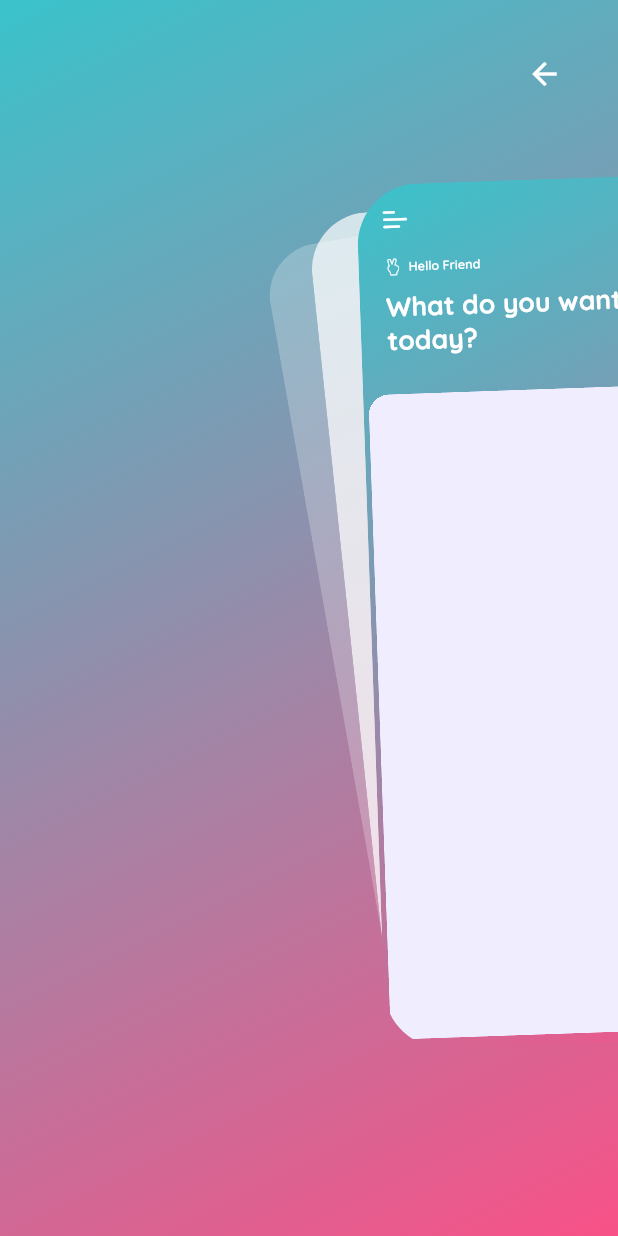
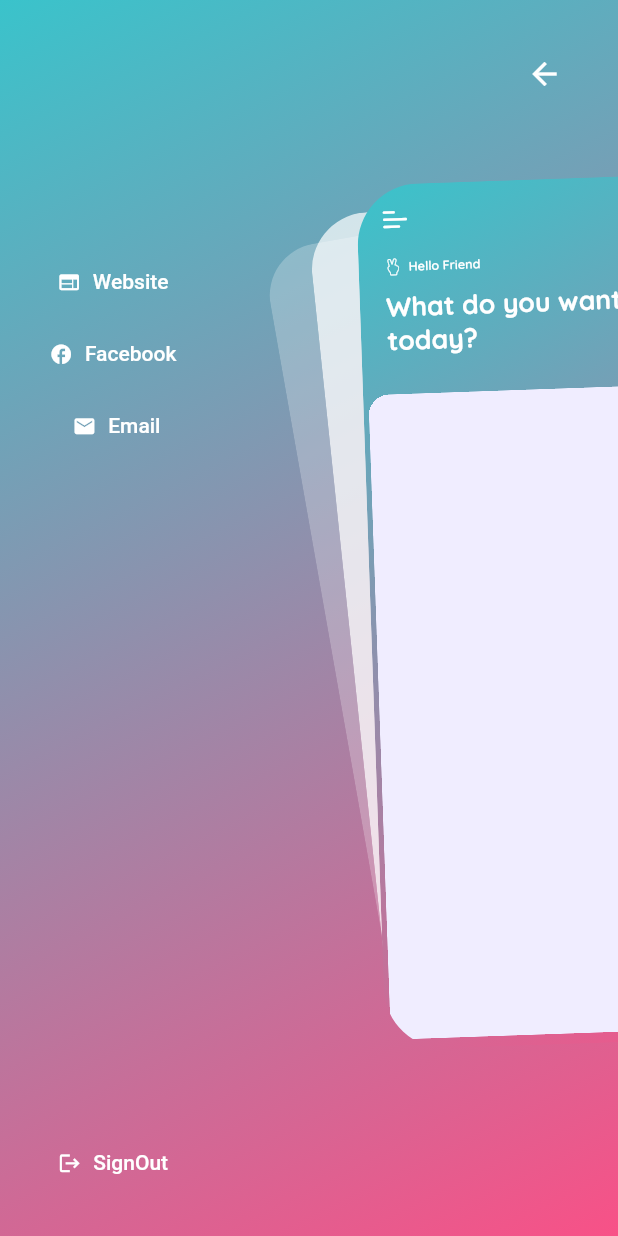
Before and after one commit to Chi-naza/studia, a Flutter app: the HomeScreen screen opened by its route, after a tap on an icon or button, on a phone screen of 412 x 824 dp. Run offline on Flutter 3.47's test engine with Material 2 defaults, Android fonts, the phone set to English and light mode, and no system bars; drawn by our look-alikes of flutter_zoom_drawer; our stand-ins replace cached_network_image, cloud_firestore, firebase_auth, firebase_core, firebase_storage, flutter_svg and 3 more; accounts and stored records are empty; statements that could not run were skipped; project files that could hold a hidden picture were left out.

Commit message:
Completed signIn with Google. Built custome alertDialog, custom MainButton, SignIn Screen. Modified routes. Finally, added some Google SignIn setup for IOs platform

```diff
--- a/lib/controllers/zoom_drawer_controller.dart
+++ b/lib/controllers/zoom_drawer_controller.dart
@@ -1,12 +1,66 @@
+import 'package:firebase_auth/firebase_auth.dart';
 import 'package:flutter_zoom_drawer/flutter_zoom_drawer.dart';
 import 'package:get/get.dart';
+import 'package:studia/controllers/auth_controller.dart';
+import 'package:url_launcher/url_launcher.dart';
 
 class MyZoomDrawerController extends GetxController{
   final zoomDrawerController = ZoomDrawerController();
+
+  Rxn<User?> user = Rxn();
+
+  @override
+  void onReady() {
+    // calling getUser() from authController
+    user.value = Get.find<AuthController>().getUser();
+    super.onReady();
+  }
 
   // A function which will toggle the drawer whenever called. This will be called by our menu icon
   void toggleDrawer(){
     zoomDrawerController.toggle?.call();
     update();
   }
+
+  void signOut(){
+    Get.find<AuthController>().signOut();
+  }
+
+
+  void signIn(){
+
+  }
+
+
+  void website(){
+    _launch("https://portfolio-xx.herokuapp.com/");
+  }
+
+  void facebook(){
+    _launch("https://facebook.com/");
+  }
+
+  // Function which enables a user to send email. whenever it is called
+  void email(){
+    final Uri emailLaunchUri = Uri(
+      scheme: 'mailto',
+      path: 'ugwuokechinazajames@gmail.com'
+    );
+
+    _launch(emailLaunchUri.toString());
+  }
+
+
+  // A function which launches the default browser when email or any other url is clicked. In order to send the email
+  // The plugIn: url_launcher provedes us with launch() method which executes the launching
+  // it takes in url as a string and launches it whenever called
+  Future<void> _launch(String url) async{
+    if(!await launch(url)){
+      throw 'Could not launch $url';
+    }
+  }
+
+
+
+
 }
--- a/lib/routes/app_routes.dart
+++ b/lib/routes/app_routes.dart
@@ -2,6 +2,7 @@ import 'package:get/get.dart';
 import 'package:studia/controllers/question_paper_controller.dart';
 import 'package:studia/controllers/zoom_drawer_controller.dart';
 import 'package:studia/screens/Introduction/introduction.dart';
+import 'package:studia/screens/auth/login_screen.dart';
 import 'package:studia/screens/home/home_screen.dart';
 import 'package:studia/screens/splash/splash_screen.dart';
 
@@ -16,13 +17,13 @@ class AppRoutes {
 
     // Intro
     GetPage(
-      name: '/introduction',
+      name: IntroductionScreen.routeName,
       page: () => IntroductionScreen(),
     ),
 
     // home
     GetPage(
-      name: '/home',
+      name: HomeScreen.routeName,
       page: () => HomeScreen(),
       // Injecting questionPaperController in the bindings. If you dont inject it, you cannot use it
       binding: BindingsBuilder((() {
@@ -31,6 +32,13 @@ class AppRoutes {
       })),
     ),
 
+      // Login Screen
+    GetPage(
+      name: LoginScreen.routeName,
+      page: () => LoginScreen(),
+    ),
+
+
   ];
 
 
--- a/lib/screens/Introduction/introduction.dart
+++ b/lib/screens/Introduction/introduction.dart
@@ -6,6 +6,8 @@ import 'package:studia/widgets/app_circle_button.dart';
 
 class IntroductionScreen extends StatelessWidget {
   const IntroductionScreen({Key? key}) : super(key: key);
+
+  static const String routeName = '/intoduction';
 
   @override
   Widget build(BuildContext context) {
--- a/lib/screens/home/home_screen.dart
+++ b/lib/screens/home/home_screen.dart
@@ -18,6 +18,8 @@ import 'package:studia/widgets/content_area.dart';
 
 class HomeScreen extends GetView<MyZoomDrawerController> {
   const HomeScreen({Key? key}) : super(key: key);
+
+  static const String routeName = '/home';
 
 
   @override
--- a/lib/screens/home/menu_screen.dart
+++ b/lib/screens/home/menu_screen.dart
@@ -3,9 +3,12 @@ import 'package:get/get.dart';
 import 'package:studia/configuration/themes/app_colors.dart';
 import 'package:studia/configuration/themes/ui_parameters.dart';
 import 'package:studia/controllers/zoom_drawer_controller.dart';
+import 'package:studia/utils/dimensions.dart';
 
 class MenuScreen extends GetView<MyZoomDrawerController> {
   const MenuScreen({Key? key}) : super(key: key);
+
+  static const String routeName = '/drawer-menu';
 
   @override
   Widget build(BuildContext context) {
@@ -29,6 +32,62 @@ class MenuScreen extends GetView<MyZoomDrawerController> {
                   onPressed: () => controller.toggleDrawer(),
                 ),
               ),
+              // Column of user details
+              Column(
+                children: [
+                  // if user is logged in and also users data is available. Else return empty sizedBox
+
+                  Obx(() => controller.user.value==null? const Text("No name Yet", style: TextStyle(color: Colors.white, fontSize: 40)): Text(
+                    controller.user.value!.displayName??"Chinaza",
+                    style: TextStyle(
+                      fontSize: Dimensions.font23,
+                      fontWeight: FontWeight.w900,
+                      color: onSurfaceTextColor,
+                    ),
+                  )),
+                  Spacer(flex: 1),
+                  // Custom button: website
+                  _DrawerButton(
+                    icon: Icons.web,
+                    label: 'Website',
+                    onTap: (){
+                      print("Website is clicked");
+                      controller.website();
+                    },
+                  ),
+                  // Custom button: facebook
+                  _DrawerButton(
+                    icon: Icons.facebook,
+                    label: 'Facebook',
+                    onTap: (){
+                      print("Facebook is clicked");
+                      controller.facebook();
+                    },
+                  ),
+                  // Custom button: email
+                  Padding(
+                    padding: EdgeInsets.only(left: Dimensions.width10/2),
+                    child: _DrawerButton(
+                      icon: Icons.email,
+                      label: 'Email',
+                      onTap: (){
+                        print("Email is clicked");
+                        controller.email();
+                      },
+                    ),
+                  ),
+                  Spacer(flex: 4),
+                  // Custom button: signOut
+                  _DrawerButton(
+                    icon: Icons.logout,
+                    label: 'SignOut',
+                    onTap: (){
+                      print("SignOut is clicked");
+                      controller.signOut();
+                    },
+                  ),
+                ],
+              ),
             ],
           ),
         ),
@@ -36,3 +95,27 @@ class MenuScreen extends GetView<MyZoomDrawerController> {
     );
   }
 }
+
+
+
+// A reusable widget just for this class
+
+class _DrawerButton extends StatelessWidget {
+  final IconData icon;
+  final String label;
+  final VoidCallback onTap;
+
+  const _DrawerButton({Key? key, required this.icon, required this.label, required this.onTap}) : super(key: key);
+
+  @override
+  Widget build(BuildContext context) {
+    return TextButton.icon(
+      onPressed: onTap,
+      icon: Icon(
+        icon,
+        size: Dimensions.font16,
+      ),
+      label: Text(label),
+    );
+  }
+}
--- a/pubspec.yaml
+++ b/pubspec.yaml
@@ -41,6 +41,10 @@ dependencies:
   firebase_storage: ^10.3.7
   cached_network_image: ^3.2.1
   flutter_zoom_drawer: ^2.1.2
+  firebase_auth: ^3.6.2
+  url_launcher: ^6.0.18
+  google_sign_in: ^5.4.0
+  flutter_svg: ^1.1.5
 
 dev_dependencies:
   flutter_test:
```
Also changed, not shown: lib/controllers/auth_controller.dart (+114 -1 lines), lib/controllers/question_paper_controller.dart (+18 -0 lines), lib/firebase_ref/references.dart (+7 -0 lines), lib/screens/auth/login_screen.dart (added, +70 -0 lines), lib/screens/home/question_card.dart (+7 -1 lines), lib/widgets/dialogs/dialog_widget.dart (added, +46 -0 lines), lib/widgets/main_button.dart (added, +35 -0 lines), pubspec.lock, 6 other files.
